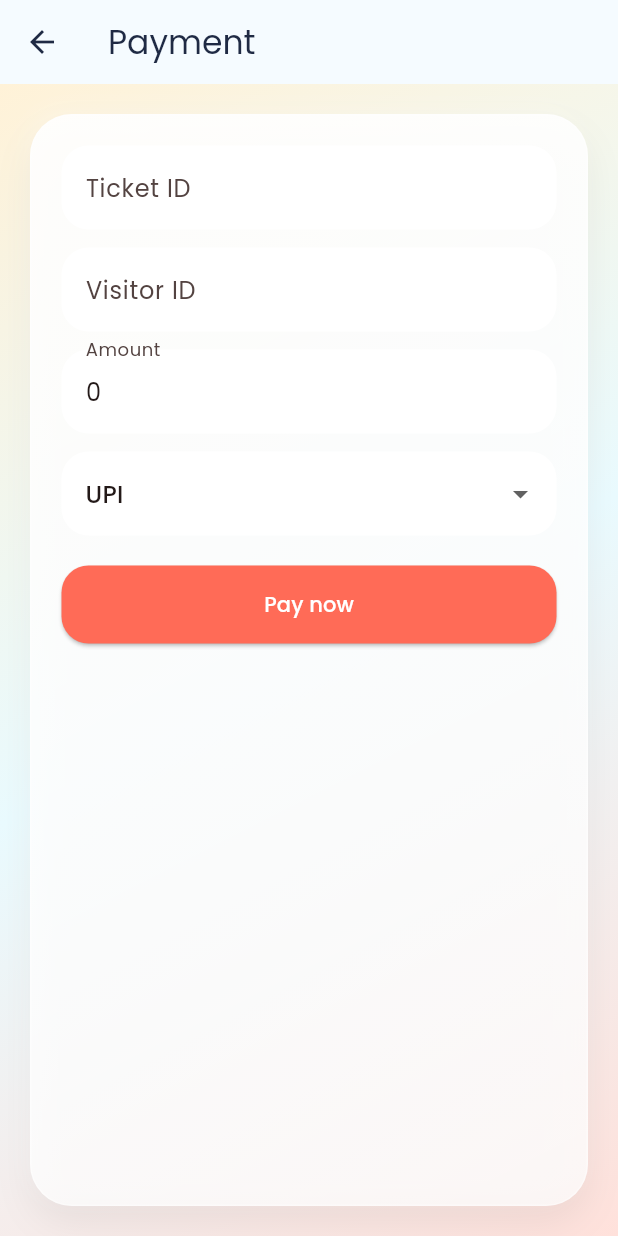
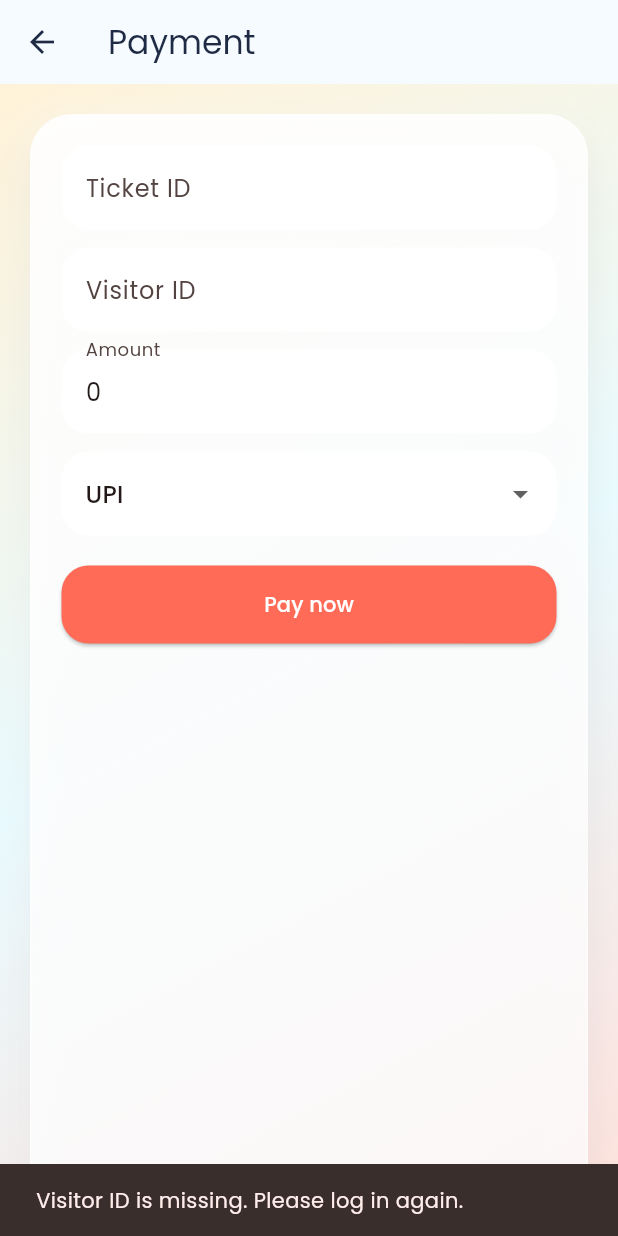
Before and after one commit to kamaleshjk102007-dot/ride_guide, a Flutter app: the PaymentScreen screen opened directly, after a tap on "Pay now", on a phone screen of 412 x 824 dp. Run offline on Flutter 3.47's test engine with Material 3 defaults, Android fonts, the phone set to English and light mode, and no system bars; our stand-ins replace fl_chart, flutter_animate, google_fonts, image_picker, qr_flutter, shared_preferences; accounts and stored records are empty.

Commit message:
Add generated visitor ID flow

```diff
--- a/mobile_app/lib/models/ticket.dart
+++ b/mobile_app/lib/models/ticket.dart
@@ -1,6 +1,8 @@
 class Ticket {
   Ticket({
     required this.id,
+    required this.visitorId,
+    required this.visitorName,
     required this.rideName,
     required this.bookingDate,
     required this.price,
@@ -12,6 +14,8 @@ class Ticket {
   });
 
   final String id;
+  final String visitorId;
+  final String visitorName;
   final String rideName;
   final String bookingDate;
   final double price;
@@ -23,6 +27,8 @@ class Ticket {
 
   factory Ticket.fromJson(Map<String, dynamic> json, {String qrCodeData = ''}) => Ticket(
         id: json['_id'] ?? '',
+        visitorId: json['visitor_code'] ?? json['visitor_id']?['visitor_id'] ?? '',
+        visitorName: json['visitor_id']?['name'] ?? '',
         rideName: json['ride_id']?['ride_name'] ?? 'Ride',
         bookingDate: json['booking_date'] ?? '',
         price: (json['price'] ?? 0).toDouble(),
--- a/mobile_app/lib/models/user_session.dart
+++ b/mobile_app/lib/models/user_session.dart
@@ -3,30 +3,36 @@ class UserSession {
     required this.token,
     required this.role,
     required this.userId,
+    required this.visitorId,
     required this.name,
     required this.email,
     this.phone,
     this.age,
+    this.status,
     this.profileImagePath,
   });
 
   final String token;
   final String role;
   final String userId;
+  final String visitorId;
   final String name;
   final String email;
   final String? phone;
   final int? age;
+  final String? status;
   final String? profileImagePath;
 
   Map<String, dynamic> toJson() => {
         'token': token,
         'role': role,
         'userId': userId,
+        'visitorId': visitorId,
         'name': name,
         'email': email,
         'phone': phone,
         'age': age,
+        'status': status,
         'profileImagePath': profileImagePath,
       };
 
@@ -34,10 +40,12 @@ class UserSession {
         token: json['token'] ?? '',
         role: json['role'] ?? 'visitor',
         userId: json['userId'] ?? '',
+        visitorId: json['visitorId'] ?? '',
         name: json['name'] ?? '',
         email: json['email'] ?? '',
         phone: json['phone'],
         age: json['age'],
+        status: json['status'],
         profileImagePath: json['profileImagePath'],
       );
 }
--- a/mobile_app/lib/screens/visitor/payment_screen.dart
+++ b/mobile_app/lib/screens/visitor/payment_screen.dart
@@ -1,6 +1,7 @@
 import 'package:flutter/material.dart';
 
 import '../../services/api_service.dart';
+import '../../services/session_service.dart';
 import '../../widgets/glass_panel.dart';
 import '../../widgets/gradient_background.dart';
 
@@ -22,26 +23,47 @@ class PaymentScreen extends StatefulWidget {
 
 class _PaymentScreenState extends State<PaymentScreen> {
   final api = ApiService();
+  final sessionService = SessionService();
   late final TextEditingController ticketController;
-  late final TextEditingController visitorController;
   late final TextEditingController amountController;
   String paymentMethod = 'UPI';
+  String visitorId = '';
 
   @override
   void initState() {
     super.initState();
     ticketController = TextEditingController(text: widget.ticketId);
-    visitorController = TextEditingController(text: widget.visitorId);
     amountController = TextEditingController(text: widget.amount == 0 ? '0' : widget.amount.toStringAsFixed(0));
+    visitorId = widget.visitorId;
+    _prefillVisitorId();
+  }
+
+  Future<void> _prefillVisitorId() async {
+    final session = await sessionService.loadSession();
+    if (!mounted) {
+      return;
+    }
+
+    setState(() {
+      visitorId = widget.visitorId.isNotEmpty ? widget.visitorId : (session?.visitorId ?? '');
+    });
   }
 
   Future<void> _pay() async {
+    if (visitorId.isEmpty) {
+      ScaffoldMessenger.of(context).showSnackBar(
+        const SnackBar(content: Text('Visitor ID is missing. Please log in again.')),
+      );
+      return;
+    }
+
     await api.makePayment(
       ticketId: ticketController.text.trim(),
-      visitorId: visitorController.text.trim(),
+      visitorId: visitorId,
       amount: double.parse(amountController.text.trim()),
       paymentMethod: paymentMethod,
     );
+    await sessionService.saveTicketVisitorId(visitorId);
 
     if (!mounted) {
       return;
@@ -64,7 +86,11 @@ class _PaymentScreenState extends State<PaymentScreen> {
               children: [
                 TextField(controller: ticketController, decoration: const InputDecoration(labelText: 'Ticket ID')),
                 const SizedBox(height: 12),
-                TextField(controller: visitorController, decoration: const InputDecoration(labelText: 'Visitor ID')),
+                TextField(
+                  controller: TextEditingController(text: visitorId),
+                  readOnly: true,
+                  decoration: const InputDecoration(labelText: 'Visitor ID'),
+                ),
                 const SizedBox(height: 12),
                 TextField(
                   controller: amountController,
--- a/mobile_app/lib/services/auth_service.dart
+++ b/mobile_app/lib/services/auth_service.dart
@@ -43,10 +43,12 @@ class AuthService {
       token: data['token'] ?? '',
       role: user['role'] ?? 'visitor',
       userId: user['_id'] ?? '',
+      visitorId: user['visitor_id'] ?? '',
       name: user['name'] ?? '',
       email: user['email'] ?? '',
       phone: user['phone'],
       age: user['age'],
+      status: user['status'],
     );
   }
 
@@ -83,10 +85,12 @@ class AuthService {
       token: data['token'] ?? '',
       role: user['role'] ?? 'visitor',
       userId: user['_id'] ?? '',
+      visitorId: user['visitor_id'] ?? '',
       name: user['name'] ?? '',
       email: user['email'] ?? '',
       phone: user['phone'],
       age: user['age'],
+      status: user['status'],
     );
   }
 }
```
Also changed, not shown: mobile_app/lib/screens/visitor/booking_screen.dart (+56 -7 lines), mobile_app/lib/screens/visitor/my_tickets_screen.dart (+41 -23 lines), mobile_app/lib/screens/visitor/profile_screen.dart (+8 -12 lines), mobile_app/lib/screens/visitor/queue_status_screen.dart (+7 -25 lines), mobile_app/lib/services/session_service.dart (+19 -0 lines), 8 other files.
